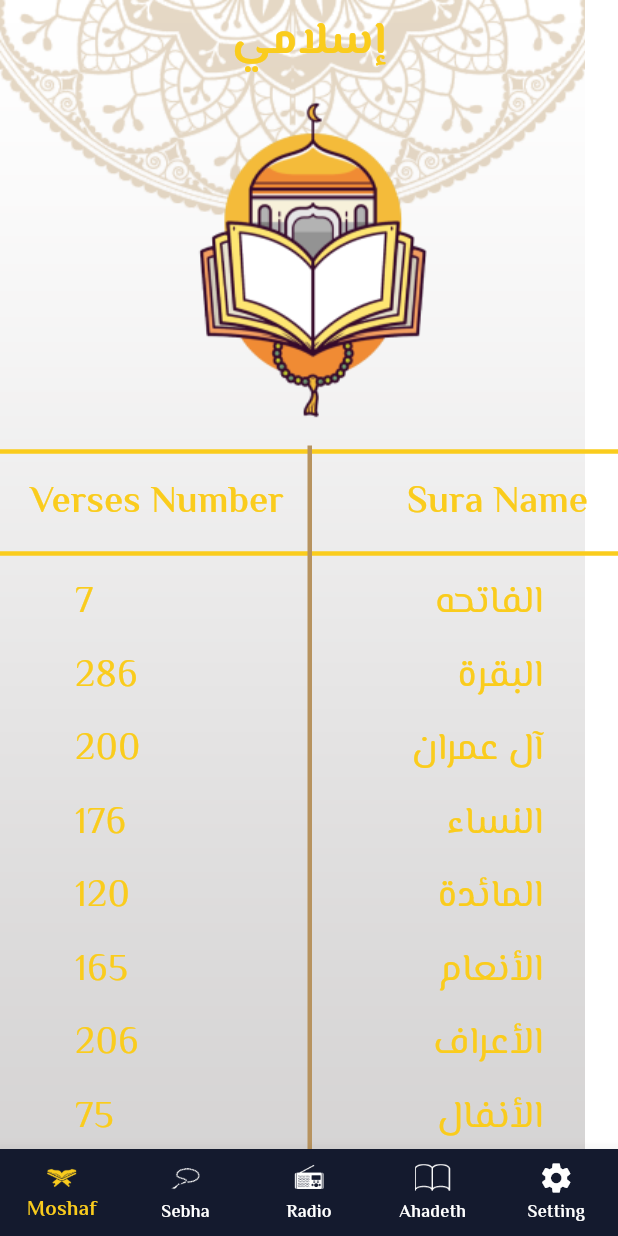
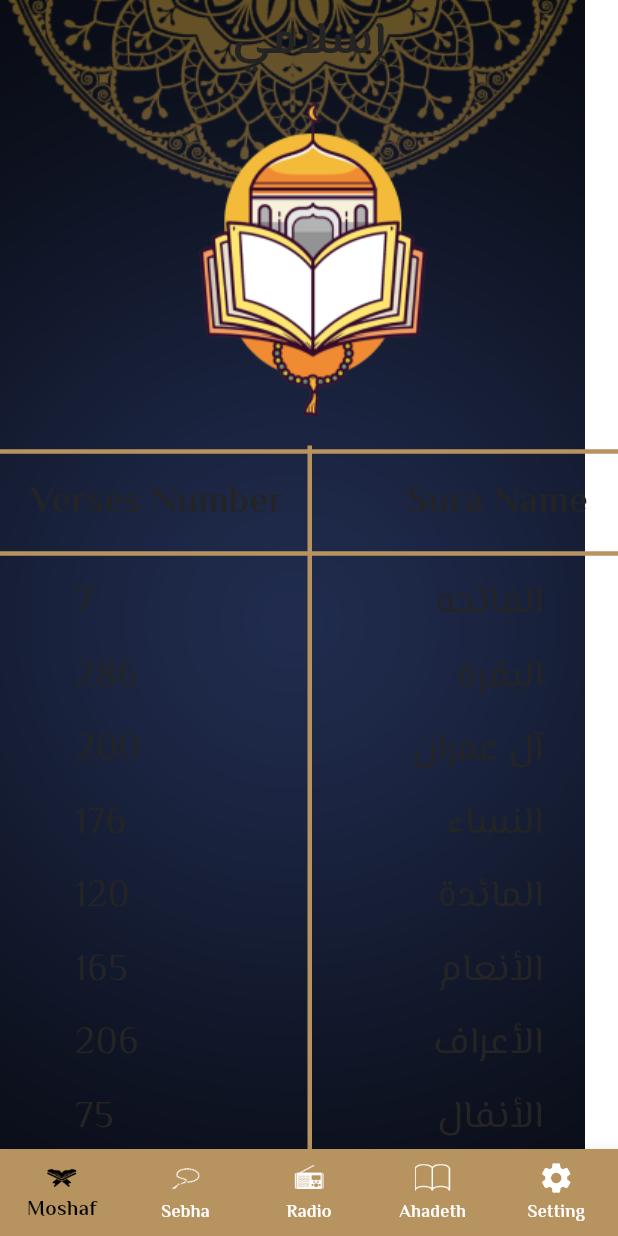
Before and after one commit to RanaGebril/islami, a Flutter app: the screen it shows after launch, on a phone screen of 412 x 824 dp. Run offline on Flutter 3.47's test engine with Material 3 defaults, Android fonts, the phone set to English and light mode, and no system bars; our stand-ins replace google_fonts.

Commit message:
updates2

```diff
--- a/lib/Home.dart
+++ b/lib/Home.dart
@@ -17,12 +17,14 @@ class HomeScreen extends StatefulWidget {
 
 class _HomeScreenState extends State<HomeScreen> {
   int selectedIndex = 0;
-
+  bool _isDarkTheme = true;
   @override
   Widget build(BuildContext context) {
     return Stack(
       children: [
-        Image.asset("assets/images/bg3.png"),
+        Image.asset(_isDarkTheme?"assets/images/home_dark_background.png"
+        :"assets/images/bg3.png"
+        ),
         Scaffold(
           appBar: AppBar(
             title: Text("إسلامي"),
--- a/lib/main.dart
+++ b/lib/main.dart
@@ -17,7 +17,7 @@ class MyApp extends StatelessWidget {
   Widget build(BuildContext context) {
     return MaterialApp(
      debugShowCheckedModeBanner: false,
-      themeMode: ThemeMode.dark,
+      themeMode: ThemeMode.light,
       theme: MyThemeData.light_theme,
       darkTheme: MyThemeData.dark_theme,
       initialRoute: HomeScreen.routeName,
--- a/lib/my_theme_data.dart
+++ b/lib/my_theme_data.dart
@@ -19,7 +19,6 @@ class MyThemeData{
             color: AppColors.blackColor,
             fontSize: 30,
             fontWeight: FontWeight.w700),
-
       ),
     bottomNavigationBarTheme: BottomNavigationBarThemeData(
      backgroundColor: AppColors.primary,
```
